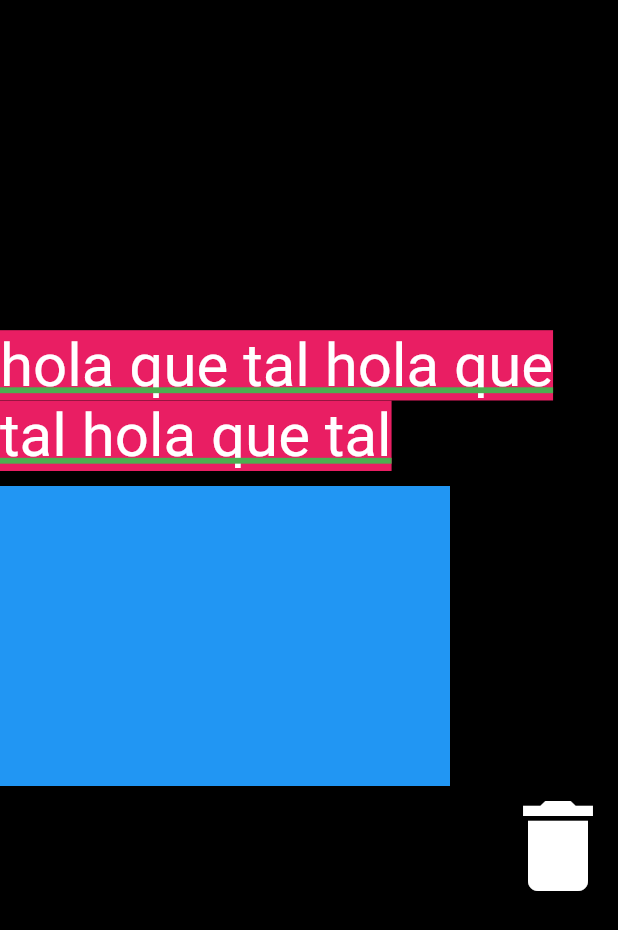
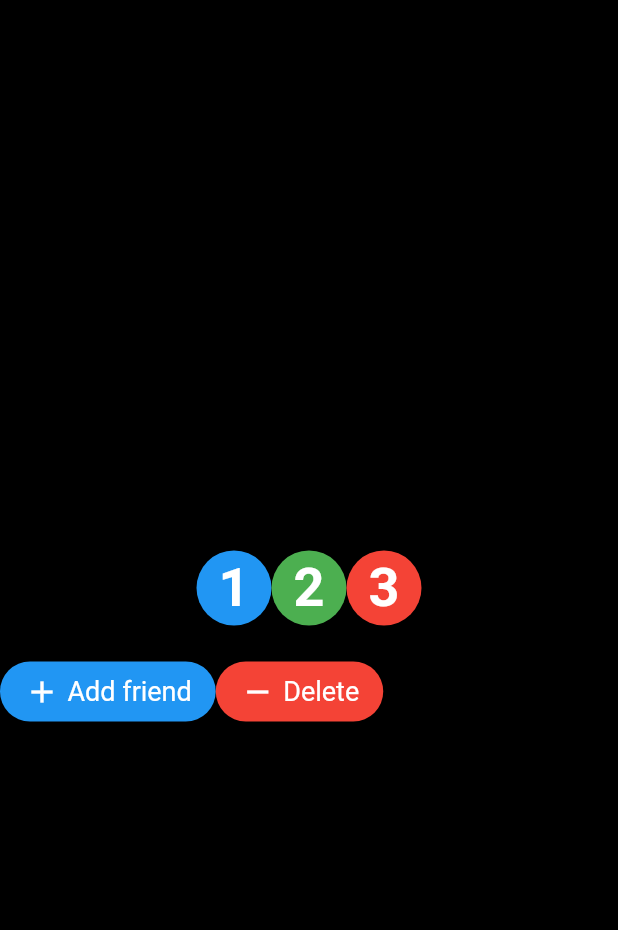
Before and after one commit to full-stack-bcn/src-2023, a Flutter app: the screen it shows after launch, on a phone screen of 412 x 824 dp. Shown: the top 930 px of the screen. Run offline on Flutter 3.47's test engine with Material 2 defaults, Android fonts, the phone set to English and light mode, and no system bars.

Commit message:
Componentes definidos por nosotros

```diff
--- /dev/null
+++ b/2023-07-13/hello/lib/components/my_action_chip.dart
@@ -0,0 +1,41 @@
+import 'package:flutter/material.dart';
+
+class MyActionChip extends StatelessWidget {
+  final String texto;
+  final Color color;
+  final IconData icon;
+  const MyActionChip({
+    super.key,
+    required this.texto,
+    this.color = Colors.blue,
+    this.icon = Icons.add,
+  });
+
+  @override
+  Widget build(BuildContext context) {
+    return GestureDetector(
+      onTap: () {
+        debugPrint('Has clicao "$texto"');
+      },
+      child: Container(
+        decoration: BoxDecoration(
+          color: color,
+          borderRadius: BorderRadius.circular(100),
+        ),
+        child: Padding(
+          padding: const EdgeInsets.symmetric(horizontal: 16, vertical: 8),
+          child: Row(
+            children: [
+              Icon(icon, color: Colors.white),
+              const SizedBox(width: 5),
+              Text(
+                texto,
+                style: const TextStyle(fontSize: 18, color: Colors.white),
+              ),
+            ],
+          ),
+        ),
+      ),
+    );
+  }
+}
--- /dev/null
+++ b/2023-07-13/hello/lib/components/number_circle.dart
@@ -0,0 +1,34 @@
+import 'package:flutter/material.dart';
+
+class NumberCircle extends StatelessWidget {
+  final int number;
+  final Color color;
+
+  const NumberCircle({
+    required this.number,
+    required this.color,
+    super.key,
+  });
+
+  @override
+  Widget build(BuildContext context) {
+    return Container(
+      width: 50,
+      height: 50,
+      decoration: BoxDecoration(
+        color: color,
+        shape: BoxShape.circle,
+      ),
+      child: Center(
+        child: Text(
+          "$number",
+          style: const TextStyle(
+            fontSize: 36,
+            fontWeight: FontWeight.bold,
+            color: Colors.white,
+          ),
+        ),
+      ),
+    );
+  }
+}
--- a/2023-07-13/hello/lib/main.dart
+++ b/2023-07-13/hello/lib/main.dart
@@ -1,8 +1,10 @@
 import 'package:flutter/material.dart';
+import 'package:hello/components/my_action_chip.dart';
+import 'package:hello/components/number_circle.dart';
 
 void main() {
   runApp(
-    MyApp(),
+    const MyApp(),
   );
 }
 
@@ -13,38 +15,34 @@ class MyApp extends StatelessWidget {
 
   @override
   Widget build(BuildContext context) {
-    return MaterialApp(
+    return const MaterialApp(
       home: Scaffold(
         backgroundColor: Colors.black,
         body: Column(
           mainAxisAlignment: MainAxisAlignment.center,
-          crossAxisAlignment: CrossAxisAlignment.start,
+          crossAxisAlignment: CrossAxisAlignment.stretch,
           children: [
-            Text(
-              "hola que tal " * 3,
-              style: const TextStyle(
-                backgroundColor: Colors.pink,
-                fontSize: 40,
-                color: Colors.white,
-                decoration: TextDecoration.underline,
-                decorationColor: Colors.green,
-                decorationThickness: 2,
+            Padding(
+              padding: EdgeInsets.all(24.0),
+              child: Row(
+                mainAxisAlignment: MainAxisAlignment.center,
+                children: [
+                  NumberCircle(number: 1, color: Colors.blue),
+                  NumberCircle(number: 2, color: Colors.green),
+                  NumberCircle(number: 3, color: Colors.red),
+                ],
               ),
             ),
-            const SizedBox(height: 10),
-            Container(
-              width: 300,
-              height: 200,
-              color: Colors.blue,
-            ),
-            Align(
-              alignment: Alignment.centerRight,
-              child: Icon(
-                Icons.delete,
-                size: 80,
-                color: Colors.white,
-              ),
-            ),
+            Row(
+              children: [
+                MyActionChip(texto: "Add friend"),
+                MyActionChip(
+                  texto: "Delete",
+                  color: Colors.red,
+                  icon: Icons.remove,
+                ),
+              ],
+            )
           ],
         ),
       ),
```
